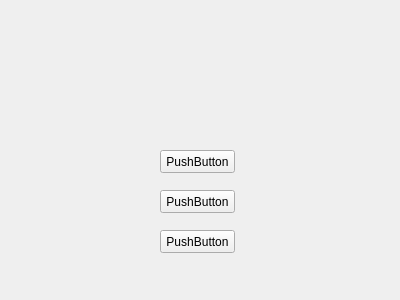
Old version of the form test.ui in the repository Hunlongyu/pyside-auto-uic.
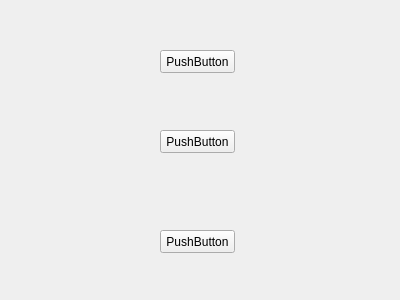
New version of the form.

```diff
--- a/test.ui
+++ b/test.ui
@@ -13,32 +13,6 @@
   <property name="windowTitle">
    <string>Form</string>
   </property>
-  <widget class="QPushButton" name="pushButton_2">
-   <property name="geometry">
-    <rect>
-     <x>160</x>
-     <y>150</y>
-     <width>75</width>
-     <height>23</height>
-    </rect>
-   </property>
-   <property name="text">
-    <string>PushButton</string>
-   </property>
-  </widget>
-  <widget class="QPushButton" name="pushButton_3">
-   <property name="geometry">
-    <rect>
-     <x>160</x>
-     <y>190</y>
-     <width>75</width>
-     <height>23</height>
-    </rect>
-   </property>
-   <property name="text">
-    <string>PushButton</string>
-   </property>
-  </widget>
   <widget class="QPushButton" name="pushButton_4">
    <property name="geometry">
     <rect>
@@ -52,6 +26,32 @@
     <string>PushButton</string>
    </property>
   </widget>
+  <widget class="QPushButton" name="pushButton_5">
+   <property name="geometry">
+    <rect>
+     <x>160</x>
+     <y>130</y>
+     <width>75</width>
+     <height>23</height>
+    </rect>
+   </property>
+   <property name="text">
+    <string>PushButton</string>
+   </property>
+  </widget>
+  <widget class="QPushButton" name="pushButton_7">
+   <property name="geometry">
+    <rect>
+     <x>160</x>
+     <y>50</y>
+     <width>75</width>
+     <height>23</height>
+    </rect>
+   </property>
+   <property name="text">
+    <string>PushButton</string>
+   </property>
+  </widget>
  </widget>
  <resources/>
  <connections/>
```
